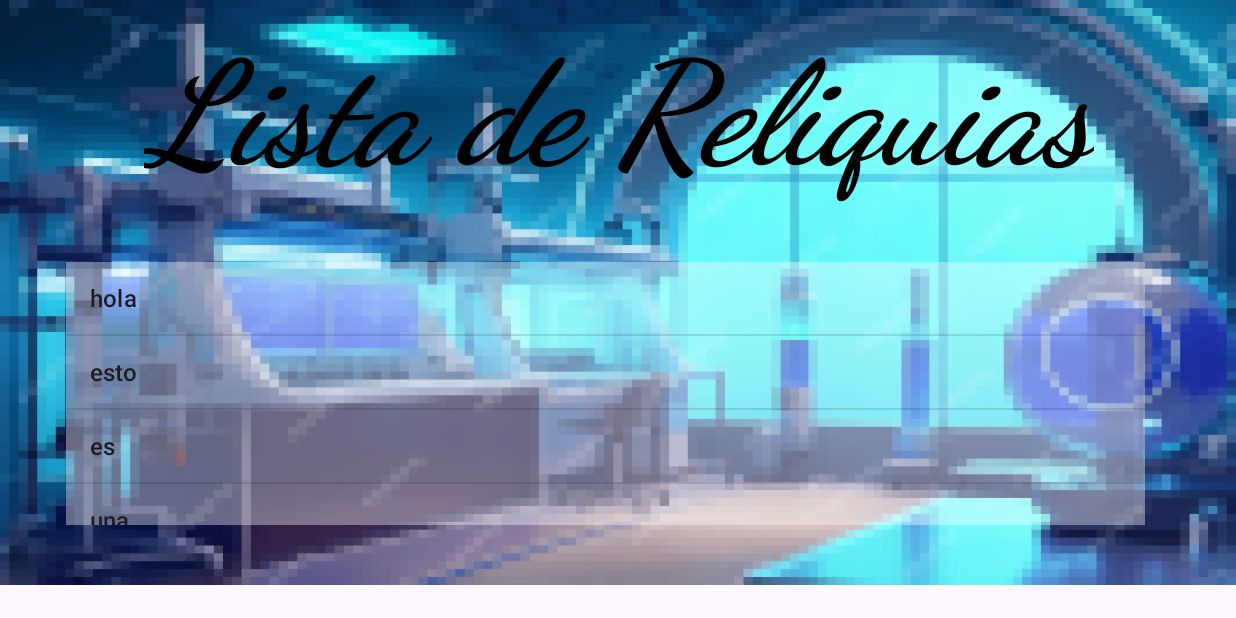
After one commit to elcastigador21/PintiaLeyendaVacceaDos, an Android app: the Laboratorio screen opened directly, with no data from a screen before it, on a phone screen of 824 x 412 dp (held sideways). The commit adds this screen. Run offline under Robolectric (Android 15) with nearby library versions, the phone set to English and light mode, and no system bars.

Commit message:
creacion del laboratorio y de su pantalla visual para tener un no tan hermoso scrollback pero funcional

```diff
--- a/app/src/main/AndroidManifest.xml
+++ b/app/src/main/AndroidManifest.xml
@@ -46,6 +46,15 @@
         </activity>
         <activity
 
+            android:name=".Laboratorio"
+            android:exported="true"
+            android:screenOrientation="landscape"
+            android:resizeableActivity="false"
+
+            tools:ignore="DiscouragedApi"> <!--Esto es para que no salga lo tachado-->
+        </activity>
+        <activity
+
             android:name=".SelectWorld"
             android:exported="true"
             android:screenOrientation="landscape"
--- /dev/null
+++ b/app/src/main/java/com/grupo5/prueba_2/Laboratorio.kt
@@ -0,0 +1,53 @@
+package com.grupo5.prueba_2
+
+import android.content.Intent
+import android.content.SharedPreferences
+import android.net.Uri
+import android.os.Bundle
+import android.view.animation.AlphaAnimation
+import android.widget.ArrayAdapter
+import android.widget.Button
+import android.widget.ImageButton
+import android.widget.ListView
+import android.widget.Spinner
+import android.widget.TextView
+import android.widget.Toast
+import androidx.activity.OnBackPressedCallback
+import androidx.appcompat.app.AppCompatActivity
+import androidx.constraintlayout.widget.ConstraintLayout
+import androidx.recyclerview.widget.RecyclerView
+
+class Laboratorio : AppCompatActivity(){
+    override fun onCreate(savedInstanceState: Bundle?) {
+        super.onCreate(savedInstanceState)
+        setContentView(R.layout.activity_laboratorio)
+
+        val reliquias : ListView = findViewById(R.id.reliquias)
+        val palabras = arrayOf("hola", "esto", "es", "una", "prueba")
+
+        // Crear el adaptador y asociarlo con el ListView
+        val adapter = ArrayAdapter(this, android.R.layout.simple_list_item_1, palabras)
+        reliquias.adapter = adapter
+
+        // Notificar al adaptador que los datos han cambiado
+        adapter.notifyDataSetChanged()
+
+        // Configurar acción al hacer clic en un elemento
+        reliquias.setOnItemClickListener { _, _, position, _ ->
+            val elementoSeleccionado = palabras[position]
+            //mostrar vista de la reliquia
+            Toast.makeText(this, "Seleccionaste: $elementoSeleccionado", Toast.LENGTH_SHORT).show()
+        }
+        val callback = object : OnBackPressedCallback(true){
+            override fun handleOnBackPressed(){
+                val intent = Intent(this@Laboratorio, MainActivity::class.java)
+                startActivity(intent)
+                finish()
+            }
+        }
+
+        onBackPressedDispatcher.addCallback(this, callback)
+
+    }
+
+}
--- a/app/src/main/java/com/grupo5/prueba_2/MainActivity.kt
+++ b/app/src/main/java/com/grupo5/prueba_2/MainActivity.kt
@@ -22,7 +22,7 @@ class MainActivity : AppCompatActivity() {
 
         val laboratorio : Button = findViewById(R.id.Laboratorio)
         laboratorio.setOnClickListener{
-            val intent = Intent(this@MainActivity, MakeCustomBoard::class.java)
+            val intent = Intent(this@MainActivity, Laboratorio::class.java)
             startActivity(intent)
             finish()
         }
--- /dev/null
+++ b/app/src/main/res/layout/activity_laboratorio.xml
@@ -0,0 +1,60 @@
+<?xml version="1.0" encoding="utf-8"?>
+
+
+<androidx.constraintlayout.widget.ConstraintLayout xmlns:android="http://schemas.android.com/apk/res/android"
+    xmlns:app="http://schemas.android.com/apk/res-auto"
+    xmlns:tools="http://schemas.android.com/tools"
+    android:id="@+id/fondo_lab"
+    android:layout_width="wrap_content"
+    android:layout_height="wrap_content"
+    android:background="@drawable/laboratorio_fondo"
+    android:scrollbars="vertical"
+    app:layoutDescription="@xml/activity_laboratorio_scene">
+
+
+    <TextView
+        android:id="@+id/reliquiario"
+        android:layout_width="wrap_content"
+        android:layout_height="wrap_content"
+        android:layout_marginStart="115dp"
+        android:layout_marginTop="16dp"
+        android:layout_marginEnd="114dp"
+        android:layout_marginBottom="20dp"
+        android:fontFamily="cursive"
+        android:text="@string/reliquiario"
+        android:textColor="@color/black"
+        android:textSize="96sp"
+        android:textStyle="bold|italic"
+        app:layout_constraintBottom_toTopOf="@+id/reliquias"
+        app:layout_constraintEnd_toEndOf="parent"
+        app:layout_constraintStart_toStartOf="parent"
+        app:layout_constraintTop_toTopOf="parent" />
+
+    <ListView
+        android:id="@+id/reliquias"
+        android:layout_width="719dp"
+        android:layout_height="175dp"
+        android:layout_marginStart="65dp"
+        android:layout_marginTop="20dp"
+        android:layout_marginEnd="82dp"
+        android:layout_marginBottom="40dp"
+        android:background="#5FFFFFFF"
+        android:cacheColorHint="@color/black"
+        android:scrollbarStyle="insideOverlay"
+        android:scrollbars="vertical"
+        android:smoothScrollbar="true"
+        android:textAlignment="textEnd"
+        android:visibility="visible"
+        app:layout_constraintBottom_toBottomOf="parent"
+        app:layout_constraintEnd_toEndOf="parent"
+        app:layout_constraintStart_toStartOf="parent"
+        app:layout_constraintTop_toBottomOf="@+id/reliquiario" />
+
+    <androidx.constraintlayout.widget.Guideline
+        android:id="@+id/guideline3"
+        android:layout_width="wrap_content"
+        android:layout_height="wrap_content"
+        android:orientation="vertical"
+        app:layout_constraintGuide_begin="20dp" />
+
+</androidx.constraintlayout.widget.ConstraintLayout>
--- a/app/src/main/res/values/strings.xml
+++ b/app/src/main/res/values/strings.xml
@@ -1,6 +1,7 @@
 <resources>
     <string name="app_name">Pintia:la leyenda Vaccea</string>
     <string name="Sociales">Redes sociales</string>
+    <string name="reliquiario">Lista de Reliquias</string>
     <string name="web">https://pintiavaccea.es</string>
     <string name="facebook">https://www.facebook.com/CEVFW/</string>
     <string name="twitter">https://www.twitter.com/ArchaeoPintia/</string>
--- /dev/null
+++ b/app/src/main/res/xml/activity_laboratorio_scene.xml
@@ -0,0 +1,19 @@
+<?xml version="1.0" encoding="utf-8"?>
+<MotionScene
+    xmlns:android="http://schemas.android.com/apk/res/android"
+    xmlns:motion="http://schemas.android.com/apk/res-auto">
+
+    <Transition
+        motion:constraintSetEnd="@+id/end"
+        motion:constraintSetStart="@id/start"
+        motion:duration="1000">
+       <KeyFrameSet>
+       </KeyFrameSet>
+    </Transition>
+
+    <ConstraintSet android:id="@+id/start">
+    </ConstraintSet>
+
+    <ConstraintSet android:id="@+id/end">
+    </ConstraintSet>
+</MotionScene>
```
Also changed, not shown: app/src/main/res/drawable/laboratorio_fondo.png (added).
